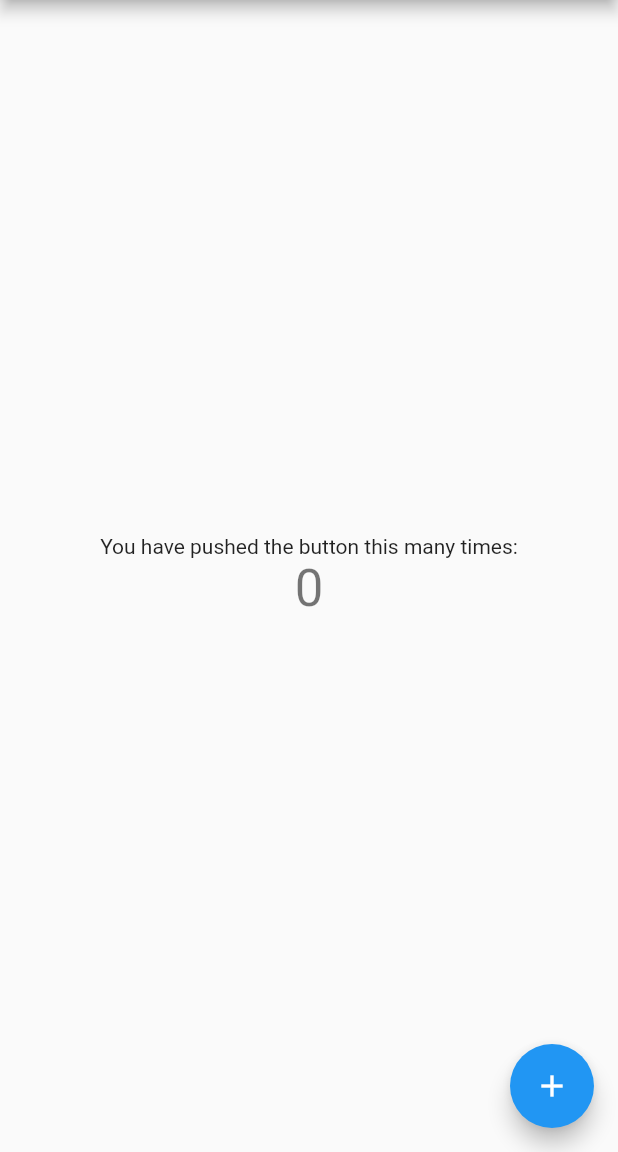
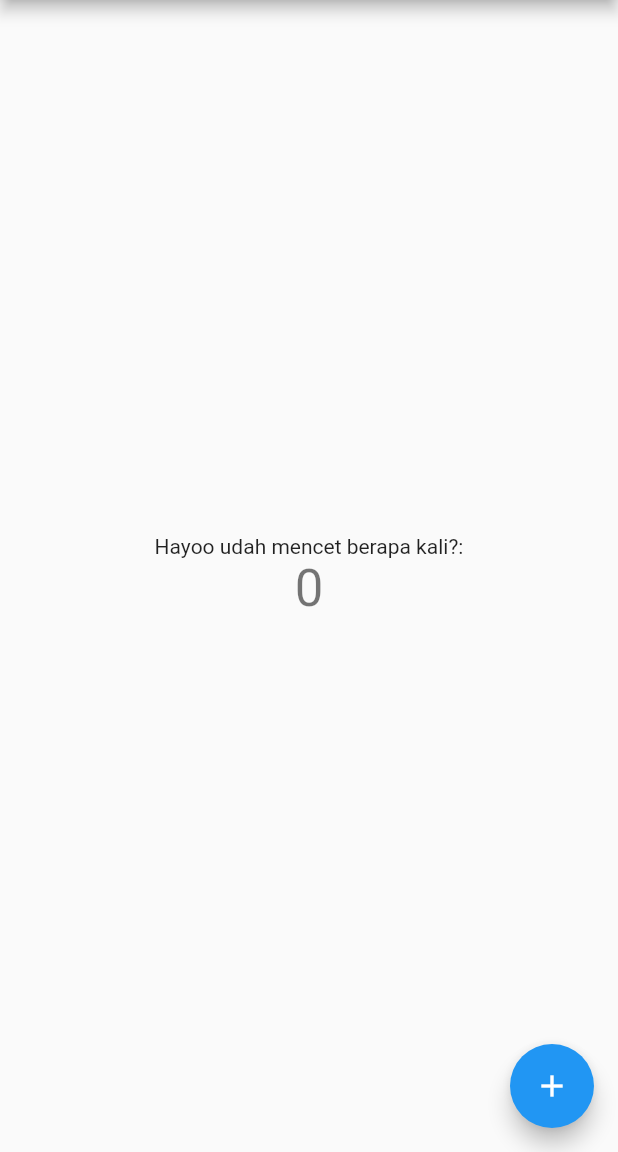
Before and after one commit to Laxtavis/projeklandhep, a Flutter app: the screen it shows after launch, on a phone screen of 412 x 824 dp, the part 84-1236 px from its top. Run offline on Flutter 3.47's test engine with Material 2 defaults, Android fonts, the phone set to English and light mode, and no system bars.

Commit message:
Ganti jadi bahasa Indonesia

```diff
--- a/lib/main.dart
+++ b/lib/main.dart
@@ -96,7 +96,7 @@ class _MyHomePageState extends State<MyHomePage> {
           mainAxisAlignment: MainAxisAlignment.center,
           children: <Widget>[
             const Text(
-              'You have pushed the button this many times:',
+              'Hayoo udah mencet berapa kali?:',
             ),
             Text(
               '$_counter',
```
